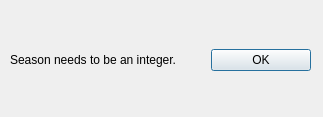
jessequinn/tagger, file src/main/python/ui/Ui_Dialog.ui: the form before one commit.
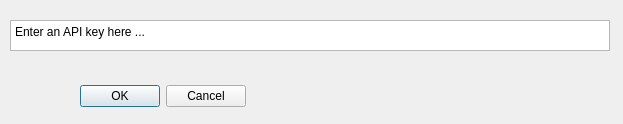
The form after the commit.

The edit to the form file:
```diff
--- a/src/main/python/ui/Ui_Dialog.ui
+++ b/src/main/python/ui/Ui_Dialog.ui
@@ -12,44 +12,56 @@
    <rect>
     <x>0</x>
     <y>0</y>
-    <width>323</width>
-    <height>117</height>
+    <width>623</width>
+    <height>124</height>
    </rect>
   </property>
   <property name="windowTitle">
    <string>Warning</string>
   </property>
-  <widget class="QWidget" name="horizontalLayoutWidget">
+  <widget class="QPlainTextEdit" name="pte_api_key">
    <property name="geometry">
     <rect>
      <x>10</x>
      <y>20</y>
-     <width>301</width>
-     <height>80</height>
+     <width>600</width>
+     <height>31</height>
     </rect>
    </property>
-   <layout class="QHBoxLayout" name="horizontalLayout">
-    <item>
-     <widget class="QLabel" name="label">
-      <property name="text">
-       <string>Season needs to be an integer.</string>
-      </property>
-     </widget>
-    </item>
-    <item>
-     <widget class="QPushButton" name="pushButton">
+   <property name="minimumSize">
+    <size>
+     <width>600</width>
+     <height>31</height>
+    </size>
+   </property>
       <property name="maximumSize">
        <size>
-        <width>100</width>
-        <height>16777215</height>
-       </size>
-      </property>
-      <property name="text">
-       <string>OK</string>
-      </property>
-     </widget>
-    </item>
-   </layout>
+     <width>600</width>
+     <height>31</height>
+    </size>
+   </property>
+   <property name="tabChangesFocus">
+    <bool>true</bool>
+   </property>
+   <property name="lineWrapMode">
+    <enum>QPlainTextEdit::NoWrap</enum>
+   </property>
+   <property name="plainText">
+    <string>Enter an API key here ...</string>
+   </property>
+  </widget>
+  <widget class="QDialogButtonBox" name="btn_bx_api_key">
+   <property name="geometry">
+    <rect>
+     <x>60</x>
+     <y>80</y>
+     <width>186</width>
+     <height>32</height>
+    </rect>
+   </property>
+   <property name="standardButtons">
+    <set>QDialogButtonBox::Cancel|QDialogButtonBox::Ok</set>
+   </property>
   </widget>
  </widget>
  <resources/>
```
Left out of the diff: 2 changed lines with no effect on the pictures. Lines whose indentation alone changed are shown as unchanged.
